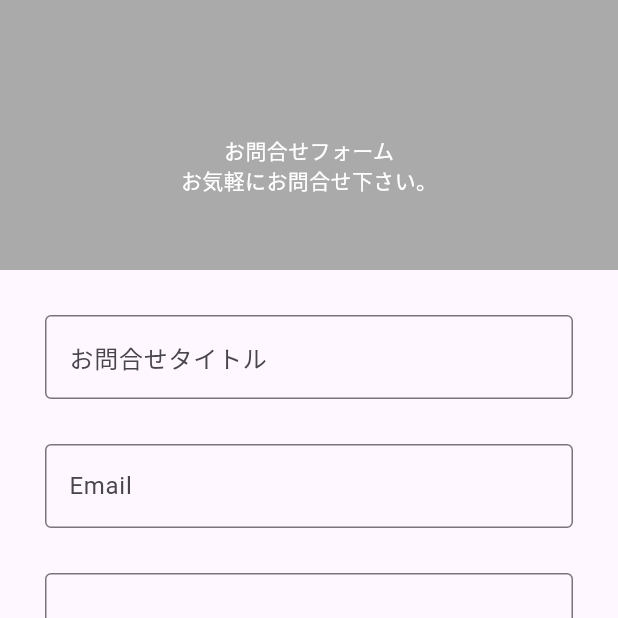
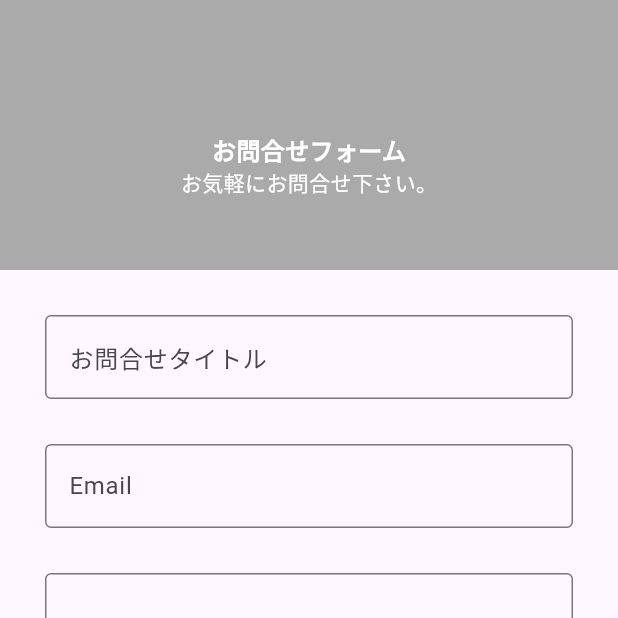
Before and after one commit to eizaburo/simple-flutter-4, a Flutter app: the screen it shows after launch, item 2 of the bottom bar chosen, on a phone screen of 412 x 824 dp, the top half of it. Run offline on Flutter 3.47's test engine with Material 3 defaults, Android fonts, the phone set to English and light mode, and no system bars.

Commit message:
change fontwait

```diff
--- a/lib/contact.dart
+++ b/lib/contact.dart
@@ -39,7 +39,7 @@ class _ContactState extends State<Contact> {
               mainAxisAlignment: MainAxisAlignment.center,
               children: [
                 SizedBox(height: 40),
-                Text("お問合せフォーム", style: TextStyle(color: Colors.white)),
+                Text("お問合せフォーム", style: TextStyle(color: Colors.white, fontSize: 16, fontWeight: FontWeight.bold)),
                 Text("お気軽にお問合せ下さい。", style: TextStyle(color: Colors.white)),
               ],
             ),
```
